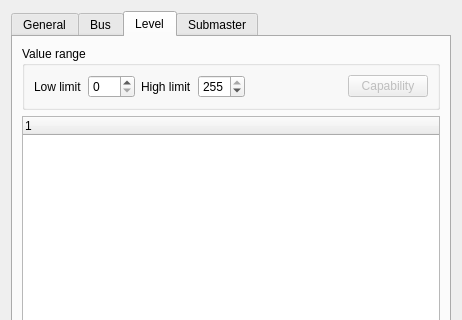
This is branches/qt4/main/vcsliderproperties.ui in Bondzio/qlc as Qt 5 draws it before an edit; both pictures show x 0 to 462 and y 0 to 320 of the 462 by 537 pixel window. The edited form follows.
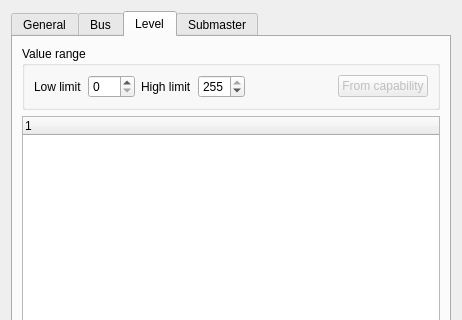
This is the edited form. The open tabs and pages were chosen to show the change.

The edit to the form file:
```diff
--- a/branches/qt4/main/vcsliderproperties.ui
+++ b/branches/qt4/main/vcsliderproperties.ui
@@ -5,7 +5,7 @@
    <rect>
     <x>0</x>
     <y>0</y>
-    <width>458</width>
+    <width>460</width>
     <height>537</height>
    </rect>
   </property>
@@ -243,14 +243,6 @@
       </layout>
      </widget>
      <widget class="QWidget" name="Level" >
-      <property name="geometry" >
-       <rect>
-        <x>0</x>
-        <y>0</y>
-        <width>436</width>
-        <height>456</height>
-       </rect>
-      </property>
       <attribute name="title" >
        <string>Level</string>
       </attribute>
@@ -320,7 +312,7 @@
              <string>Set value range from the selected capability</string>
             </property>
             <property name="text" >
-             <string>Capability</string>
+             <string>From capability</string>
             </property>
            </widget>
           </item>
```
Left out of the diff: 29 changed lines with no effect on the pictures.
